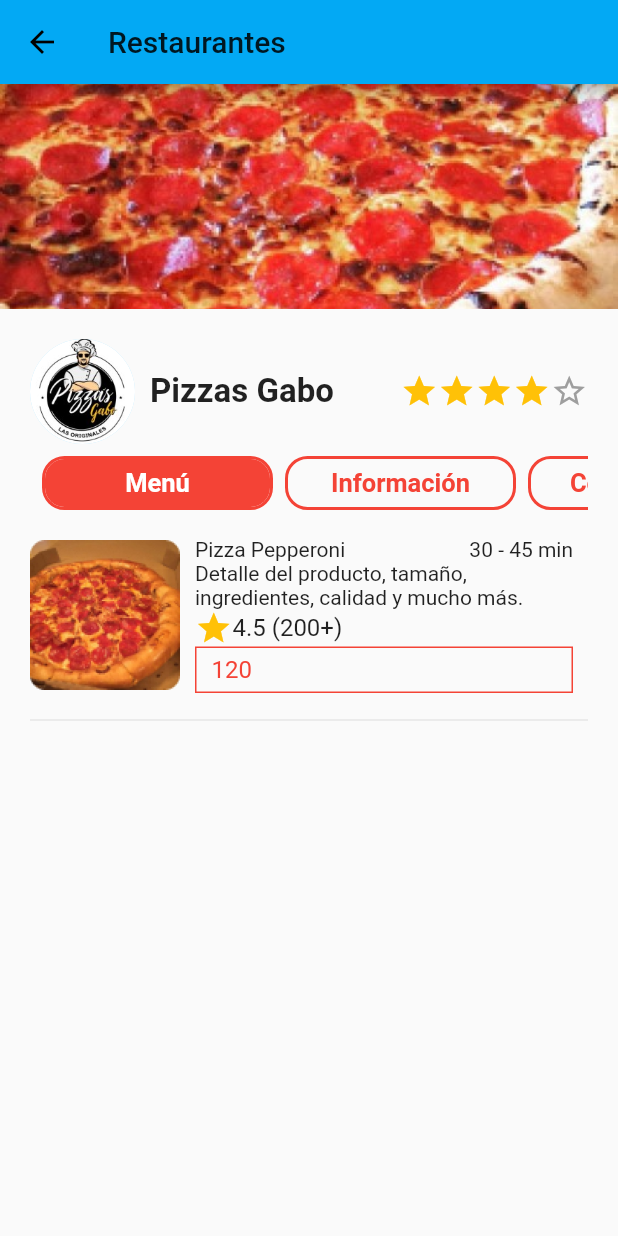
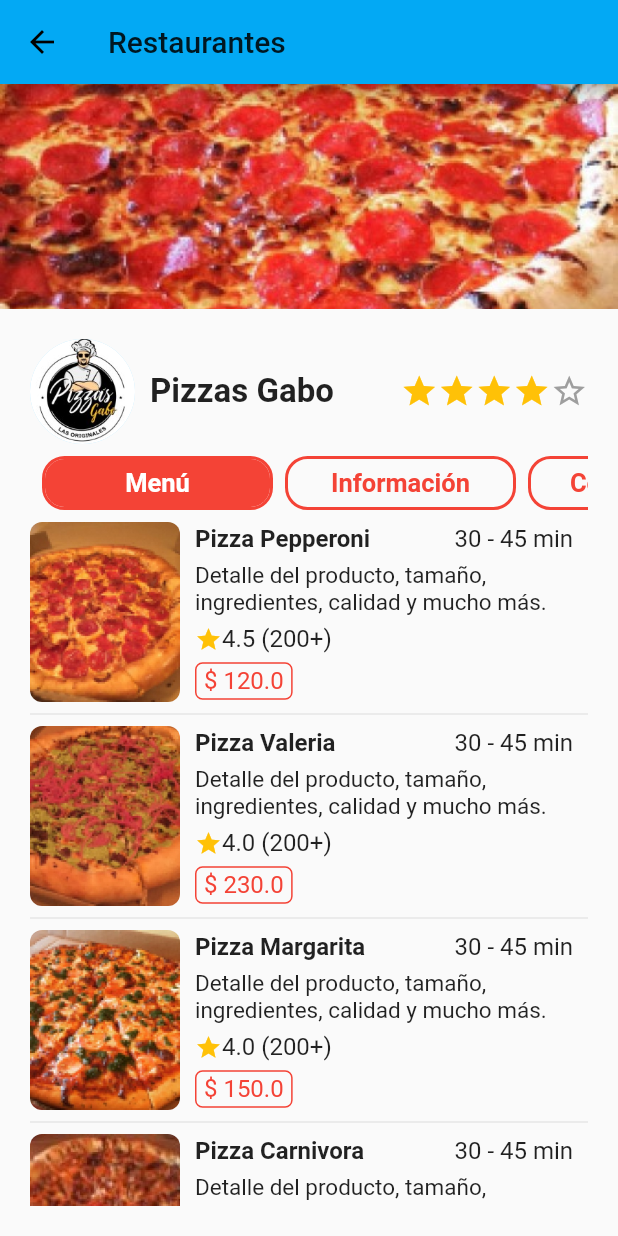
Before and after one commit to ErickRosete/flagspot-app, a Flutter app: the RestaurantDetailPage screen opened by its route, on a phone screen of 412 x 824 dp. Run offline on Flutter 3.47's test engine with Material 2 defaults, Android fonts, the phone set to English and light mode, and no system bars; our stand-ins replace carousel_slider.

Commit message:
restaurant detail page

```diff
--- a/lib/models/product.dart
+++ b/lib/models/product.dart
@@ -10,22 +10,6 @@ class ProductGroup {
   });
 }
 
-class Product {
-  final String id;
-  final String name;
-  final String time;
-  final String imgUrl;
-  final int stars;
-
-  Product(
-      {@required this.id,
-      @required this.name,
-      @required this.time,
-      @required this.imgUrl,
-      @required this.stars});
-}
-
-//Dummy text
 var productGroupsMap = {
   'Pizzas Gabo': [
     {
@@ -33,14 +17,14 @@ var productGroupsMap = {
       'name': 'Pepperoni',
       'time': '30-45 min',
       'imgUrl': 'assets/pizzas-gabo-1.jpg',
-      'stars': 4
+      'stars': 4.0
     },
     {
       'id': 'pg-2',
       'name': 'Margarita',
       'time': '30-45 min',
       'imgUrl': 'assets/pizzas-gabo-2.jpg',
-      'stars': 4
+      'stars': 4.0
     },
   ],
   'Más Recomendadas': [
@@ -49,14 +33,14 @@ var productGroupsMap = {
       'name': 'Carnivora',
       'time': '30-45 min',
       'imgUrl': 'assets/recomendadas-1.jpg',
-      'stars': 5
+      'stars': 5.0
     },
     {
       'id': 'mr-2',
       'name': 'Pepperoni',
       'time': '30-45 min',
       'imgUrl': 'assets/recomendadas-2.jpg',
-      'stars': 5
+      'stars': 5.0
     },
   ],
   'Cercanas': [
@@ -65,14 +49,76 @@ var productGroupsMap = {
       'name': 'Pepperoni - A la leña',
       'time': '30-45 min',
       'imgUrl': 'assets/cercanas-1.jpg',
-      'stars': 3
+      'stars': 3.0
     },
     {
       'id': 'c-2',
       'name': 'Carnivora - Pizza Hut',
       'time': '30-45 min',
       'imgUrl': 'assets/cercanas-2.jpg',
-      'stars': 4
+      'stars': 4.0
     },
   ],
 };
+
+class Product {
+  final String id;
+  final String name;
+  final String time;
+  final String imgUrl;
+  final double stars;
+  final String description;
+  final double price;
+
+  Product(
+      {@required this.id,
+      @required this.name,
+      @required this.time,
+      @required this.imgUrl,
+      @required this.stars,
+      this.description,
+      this.price});
+}
+
+var pizzasGaboMenu = [
+  {
+    'id': 'pgm-1',
+    'name': 'Pizza Pepperoni',
+    'description':
+        "Detalle del producto, tamaño, ingredientes, calidad y mucho más.",
+    'time': '30 - 45 min',
+    'imgUrl': 'assets/gabo-menu-1.jpg',
+    'stars': 4.5,
+    'price': 120.0
+  },
+  {
+    'id': 'pgm-2',
+    'name': 'Pizza Valeria',
+    'description':
+        "Detalle del producto, tamaño, ingredientes, calidad y mucho más.",
+    'time': '30 - 45 min',
+    'imgUrl': 'assets/gabo-menu-2.jpg',
+    'stars': 4.0,
+    'price': 230.0
+  },
+  {
+    'id': 'pgm-3',
+    'name': 'Pizza Margarita',
+    'description':
+        "Detalle del producto, tamaño, ingredientes, calidad y mucho más.",
+    'time': '30 - 45 min',
+    'imgUrl': 'assets/gabo-menu-3.jpg',
+    'stars': 4.0,
+    'price': 150.0
+  },
+  {
+    'id': 'pgm-4',
+    'name': 'Pizza Carnivora',
+    'description':
+        "Detalle del producto, tamaño, ingredientes, calidad y mucho más.",
+    'time': '30 - 45 min',
+    'imgUrl': 'assets/gabo-menu-4.jpg',
+    'stars': 5.0,
+    'price': 150.0
+  },
+];
--- a/lib/pages/restaurant-detail/restaurant-detail.dart
+++ b/lib/pages/restaurant-detail/restaurant-detail.dart
@@ -3,6 +3,7 @@ import '../../widgets/ui_elements/rating.dart';
 import '../../widgets/ui_elements/custom-button.dart';
 import '../../widgets/restaurant-detail/restaurant-menu.dart';
 import '../../widgets/restaurant-detail/restaurant-info.dart';
+import '../../widgets/restaurant-detail/restaurant-discount.dart';
 
 class RestaurantDetailPage extends StatefulWidget {
   @override
@@ -15,7 +16,7 @@ class _RestaurantDetailState extends State<RestaurantDetailPage> {
     "Menú",
     "Información",
     "Comentarios",
-    "Ubicación"
+    "Promociones"
   ];
 
   @override
@@ -27,6 +28,9 @@ class _RestaurantDetailState extends State<RestaurantDetailPage> {
         break;
       case 'Información':
         selectedWidget = RestaurantInfo();
+        break;
+      case 'Promociones':
+        selectedWidget = RestaurantDiscount();
         break;
       default:
         selectedWidget = RestaurantMenu();
--- /dev/null
+++ b/lib/widgets/restaurant-detail/restaurant-discount.dart
@@ -0,0 +1,24 @@
+import 'package:flutter/material.dart';
+import 'package:carousel_slider/carousel_slider.dart';
+
+class RestaurantDiscount extends StatelessWidget {
+  @override
+  Widget build(BuildContext context) {
+    return CarouselSlider(
+      items: [1, 2, 3, 4, 5].map((i) {
+        return Builder(
+          builder: (BuildContext context) {
+            return Container(
+                width: MediaQuery.of(context).size.width * 2 / 3,
+                margin: EdgeInsets.symmetric(horizontal: 10.0),
+                decoration: BoxDecoration(color: Colors.amber),
+                child: Text(
+                  'text $i',
+                  style: TextStyle(fontSize: 16.0),
+                ));
+          },
+        );
+      }).toList(),
+    );
+  }
+}
--- a/lib/widgets/restaurant-detail/restaurant-info.dart
+++ b/lib/widgets/restaurant-detail/restaurant-info.dart
@@ -5,8 +5,8 @@ class RestaurantInfo extends StatelessWidget {
   final TextStyle subtitleStyle =
       TextStyle(fontWeight: FontWeight.bold, fontSize: 17.0);
   final TextStyle redStyle = TextStyle(fontSize: 18.0, color: Colors.red);
-  final TextStyle greyStyle = TextStyle(
-      fontSize: 18.0, color: Colors.grey[700]);
+  final TextStyle greyStyle =
+      TextStyle(fontSize: 18.0, color: Colors.grey[700]);
 
   @override
   Widget build(BuildContext context) {
--- a/lib/widgets/restaurant-detail/restaurant-menu.dart
+++ b/lib/widgets/restaurant-detail/restaurant-menu.dart
@@ -1,19 +1,36 @@
 import 'package:flutter/cupertino.dart';
 import 'package:flutter/material.dart';
+import '../../models/product.dart';
 
 class RestaurantMenu extends StatelessWidget {
   @override
   Widget build(BuildContext context) {
+    List<Product> menu = pizzasGaboMenu
+        .map((prod) => Product(
+            id: prod['id'],
+            imgUrl: prod['imgUrl'],
+            name: prod['name'],
+            stars: prod['stars'],
+            time: prod['time'],
+            description: prod['description'],
+            price: prod['price']))
+        .toList();
+
     return ListView.builder(
-      itemCount: 1,
+      itemCount: menu.length,
       itemBuilder: (context, position) {
-        return RestaurantMenuItem();
+        return RestaurantMenuItem(menu[position]);
       },
     );
   }
 }
 
 class RestaurantMenuItem extends StatelessWidget {
+  final double fontSize = 16.0;
+  final double margin = 6.0;
+  final Product product;
+  RestaurantMenuItem(this.product);
+
   @override
   Widget build(BuildContext context) {
     return GestureDetector(
@@ -26,42 +43,58 @@ class RestaurantMenuItem extends StatelessWidget {
             children: <Widget>[
               ClipRRect(
                 borderRadius: new BorderRadius.circular(8.0),
-                child: Image.asset("assets/gabo-menu-1.jpg",
-                    height: 100.0, width: 100.0, fit: BoxFit.cover),
+                child: Image.asset(product.imgUrl,
+                    height: 120.0, width: 100.0, fit: BoxFit.cover),
               ),
               Expanded(
                 child: Container(
-                  margin: EdgeInsets.all(10.0),
+                  margin: EdgeInsets.symmetric(horizontal: 10.0),
                   child: Column(
+                    crossAxisAlignment: CrossAxisAlignment.start,
                     children: <Widget>[
-                      Row(
+                      Container(
+                          margin: EdgeInsets.only(bottom: margin),
+                          child: Row(
                             children: <Widget>[
-                          Text("Pizza Pepperoni"),
+                              Text(product.name,
+                                  style: TextStyle(
+                                      fontSize: fontSize,
+                                      fontWeight: FontWeight.bold)),
                               Expanded(child: Container()),
-                          Text("30 - 45 min")
+                              Text(
+                                product.time,
+                                style: TextStyle(fontSize: fontSize),
+                              )
                             ],
-                      ),
-                      Text(
-                          "Detalle del producto, tamaño, ingredientes, calidad y mucho más."),
-                      Row(
+                          )),
+                      Container(
+                          margin: EdgeInsets.only(bottom: margin),
+                          child: Text(
+                            product.description,
+                            style: TextStyle(fontSize: fontSize - 1.0),
+                          )),
+                      Container(
+                          margin: EdgeInsets.only(bottom: margin),
+                          child: Row(
                             children: <Widget>[
                               Icon(
                                 Icons.star,
                                 color: Colors.amber,
-                            size: 25.0,
+                                size: fontSize + 2.0,
                               ),
-                          Text('4.5 (200+)', style: TextStyle(fontSize: 16.0)),
+                              Text('${product.stars} (200+)',
+                                  style: TextStyle(fontSize: fontSize)),
                             ],
-                      ),
+                          )),
                       Container(
-                        alignment: Alignment.centerLeft,
+                        decoration: BoxDecoration(
+                            borderRadius: BorderRadius.circular(5.0),
+                            border: Border.all(color: Colors.red, width: 1)),
                         padding: EdgeInsets.symmetric(
-                            horizontal: 10.0, vertical: 5.0),
-                        decoration: BoxDecoration(
-                            border: Border.all(color: Colors.red, width: 1)),
-                        child: Text("120",
-                            style:
-                                TextStyle(fontSize: 16.0, color: Colors.red)),
+                            horizontal: 5.0, vertical: 2.0),
+                        child: Text('\$ ${product.price}',
+                            style: TextStyle(
+                                fontSize: fontSize, color: Colors.red)),
                       )
                     ],
                   ),
--- a/lib/widgets/subcategory/product-card.dart
+++ b/lib/widgets/subcategory/product-card.dart
@@ -33,7 +33,7 @@ class ProductCard extends StatelessWidget {
                 child: Row(
                   children: <Widget>[
                     Container(
-                      constraints: BoxConstraints(maxWidth: 120.0),
+                      constraints: BoxConstraints(maxWidth: 100.0),
                       margin: EdgeInsets.only(right: 7.5),
                       child: Text(
                         product.name,
--- a/pubspec.yaml
+++ b/pubspec.yaml
@@ -24,6 +24,8 @@ dependencies:
   cupertino_icons: ^0.1.2
   google_maps_flutter: ^0.5.13
   flutter_launcher_icons: ^0.7.2
+  carousel_slider: ^1.3.0
+
 
 flutter_icons:
   android: "launcher_icon"
```
Also changed, not shown: pubspec.lock. Lines whose indentation alone changed are shown as unchanged.
